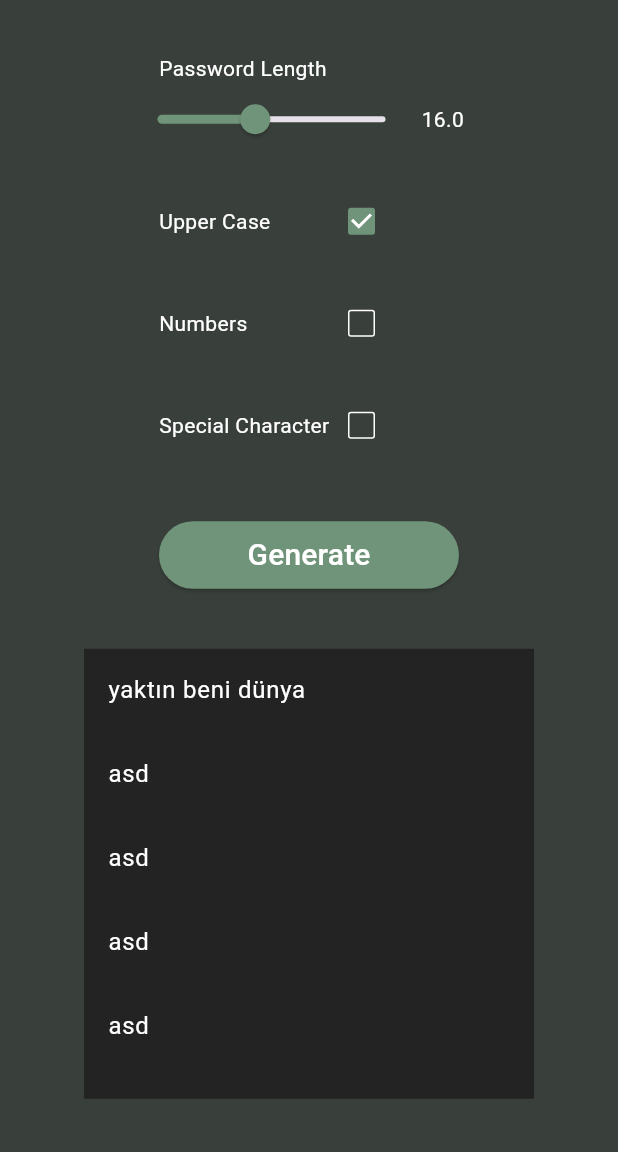
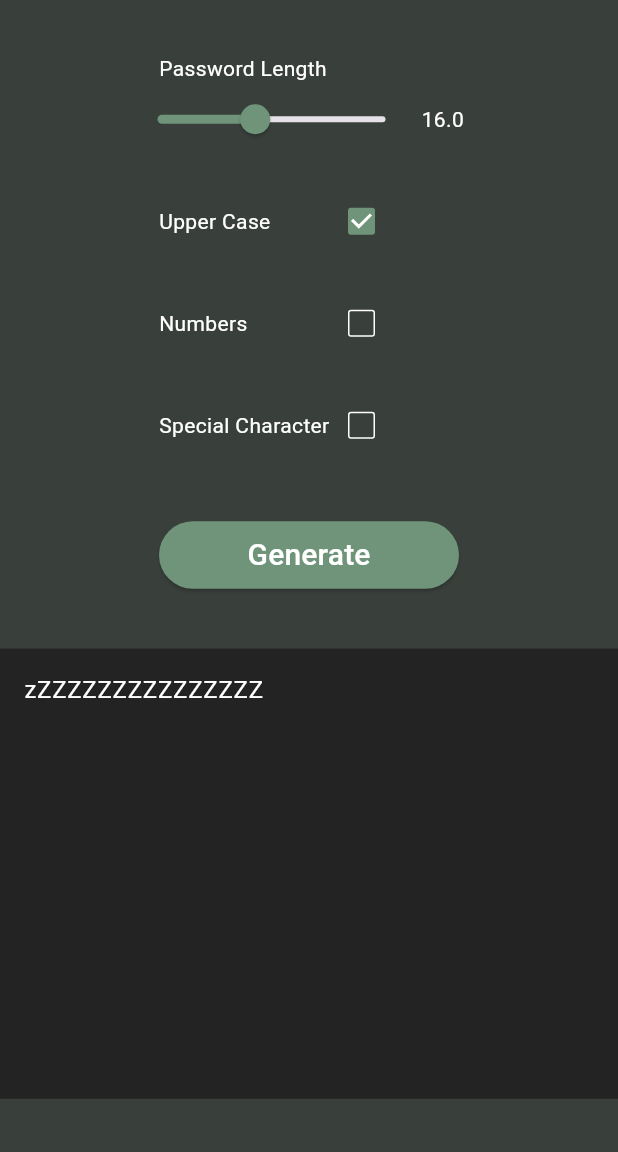
Before and after one commit to erenkarakayaw/basicflutterpasswordgenerator, a Flutter app: the screen it shows after launch, after a tap on "Generate", on a phone screen of 412 x 824 dp, the part 84-1236 px from its top. Run offline on Flutter 3.47's test engine with Material 3 defaults, Android fonts, the phone set to English and light mode, and no system bars; missing offline and left inert: clipboard, dart:html.

Commit message:
son degisiklikler
ufak tefek puruzler

```diff
--- a/lib/MyApp.dart
+++ b/lib/MyApp.dart
@@ -1,6 +1,5 @@
 import 'package:flutter/material.dart';
 import 'appBody.dart';
-
 
 class MyApp extends StatelessWidget {
   @override
@@ -11,10 +10,12 @@ class MyApp extends StatelessWidget {
       title: "Password Generator",
       theme: ThemeData(
           primarySwatch: Colors.blue,
-          unselectedWidgetColor: Colors.white
-        ),
+          unselectedWidgetColor: Colors.white,
+          scrollbarTheme: ScrollbarThemeData(
+            thumbColor: MaterialStateProperty.all<Color>(
+                Color.fromARGB(255, 112, 148, 122)),
+            radius: Radius.elliptical(1, 1)
+          )),
     );
   }
-
-
 }
--- a/lib/appBody.dart
+++ b/lib/appBody.dart
@@ -5,6 +5,8 @@ import 'checkBoxArea.dart';
 import 'pwdLengthArea.dart';
 import 'specialButton.dart';
 import 'specialListitem.dart';
+import 'passwordGenerator.dart';
+import 'dart:math';
 
 class appBody extends StatefulWidget {
   @override
@@ -27,7 +29,7 @@ class _appBody extends State<appBody> {
   String dil = "_eng";
 
   Map<String, String> keyler = {
-    "appbartext_tr": "Şifre Oluşturucu",
+    "appbartext_tr": "Basit Şifre Oluşturucu",
     "appbartext_eng": "Basic Password Generator",
     "pwd_tr": "Şifre Uzunluğu",
     "pwd_eng": "Password Length",
@@ -38,7 +40,9 @@ class _appBody extends State<appBody> {
     "specialch_tr": "Özel Karakter",
     "specialch_eng": "Special Character",
     "generate_tr": "Oluştur",
-    "generate_eng": "Generate"
+    "generate_eng": "Generate",
+    "copytext_tr": "Metin Kopyalandı",
+    "copytext_eng": "Text Copied."
   };
 
   Map<String, String> DilKey = {
@@ -58,9 +62,17 @@ class _appBody extends State<appBody> {
     }
   }
 
+  List<String> _sifre_liste = [];
+
   String GetKey(String key) {
     String ct = "$key$dil";
     return keyler[ct].toString();
+  }
+
+  void sifreListeGuncelle(String sifre) {
+    setState(() {
+      _sifre_liste.add(sifre);
+    });
   }
 
   void setSliderVal(double val) {
@@ -145,33 +157,35 @@ class _appBody extends State<appBody> {
                 backgroundColor: bizimyesil,
                 foregroundColor: bizimsiyah,
                 text: GetKey("generate"),
-                onPressed: () => {}),
+                onPressed: () => sifreListeGuncelle(PasswordGenerator.Generate(
+                    _slidervalue.toInt(), _uppercase, _specialch, _numbers))),
             Container(
               height: 40,
             ),
             Flexible(
               child: Container(
-              width: 300,
+                width: 600,
                 height: 300,
                 color: Color.fromARGB(255, 35, 35, 35),
                 child: Scrollbar(
                   controller: ScrollController(),
                   interactive: true,
-                child: ListView(
+                  thickness: 25,
+                  thumbVisibility: true,
+                  trackVisibility: true,
+                  child: ListView.builder(
+                    itemCount: _sifre_liste.length,
+                    itemBuilder: (BuildContext context, int index) {
+                      return specialListitem(
+                        text: _sifre_liste.reversed.toList()[index],
+                        copytext: GetKey("copytext"),
+                      );
+                    },
+                  ),
+                ),
+              ),
+            ),
 
-                  padding: EdgeInsets.zero,
-                  children: [
-                    specialListitem(text: "yaktın beni dünya"),
-                    specialListitem(text: "asd"),
-                    specialListitem(text: "asd"),
-                    specialListitem(text: "asd"),
-                    specialListitem(text: "asd"),
-                    specialListitem(text: "asd"),
-                    specialListitem(text: "asd"),
-                  ],
-                ),
-              )
-            ))
           ],
         ),
       ),
--- /dev/null
+++ b/lib/passwordGenerator.dart
@@ -0,0 +1,31 @@
+import 'package:flutter/material.dart';
+import 'dart:math';
+
+class PasswordGenerator {
+  PasswordGenerator() {}
+
+  static String Generate(int length, bool uppercase, bool special, bool number) {
+    String temelalfabe = "abcdefghijklmnoprstuvyzwqx";
+    String ozelkarakter = ".\$#-*=";
+    String numbers = "0123456789";
+    String kullanilacakalfabe = temelalfabe;
+    String sifre = "";
+
+    if (uppercase) {
+      kullanilacakalfabe += temelalfabe.toUpperCase();
+    }
+    if (number) kullanilacakalfabe += numbers;
+    if (special) kullanilacakalfabe += ozelkarakter;
+
+    for (int i = 0;i < length;i++) {
+      Random rnd = Random();
+      if (i == 0) sifre += temelalfabe[rnd.nextInt(temelalfabe.length)];
+      else {
+        sifre += kullanilacakalfabe[rnd.nextInt(kullanilacakalfabe.length)];
+      }
+    }
+
+
+    return sifre;
+  }
+}
--- a/lib/specialButton.dart
+++ b/lib/specialButton.dart
@@ -20,7 +20,7 @@ class _specialButton extends State<specialButton> {
       width: widget.width,
       height: widget.height,
       child: ElevatedButton(
-        onPressed: () => widget.onPressed,
+        onPressed: () => widget.onPressed(),
         style: ElevatedButton.styleFrom(
             backgroundColor: widget.backgroundColor,
             foregroundColor: widget.foregroundColor,
--- a/lib/specialListitem.dart
+++ b/lib/specialListitem.dart
@@ -1,26 +1,72 @@
+import 'dart:async';
+
+import 'package:clipboard/clipboard.dart';
 import 'package:flutter/material.dart';
 
 class specialListitem extends StatefulWidget {
 
   final String text;
 
-  specialListitem({required this.text});
+  final String copytext;
+
+  specialListitem({required this.text, required this.copytext});
 
   @override
   _specialListitem createState() => _specialListitem();
 }
 
 class _specialListitem extends State<specialListitem> {
-  @override
-  Widget build(BuildContext context) {
-    return Container(
-      child: ListTile(
+
+  Color bizimyesil = Color.fromARGB(255, 112, 148, 122);
+
+  bool _selected = false;
+
+  Color basildimi() {
+    if (_selected) return bizimyesil;
+    else return Color.fromARGB(255, 35, 35, 35);
+  }
+
+  void Select() {
+    setState(() {
+      _selected = !_selected;
+    });
+    FlutterClipboard.copy(widget.text);
+  }
+
+  void Disable() {
+    setState(() {
+      _selected = false;
+    });
+  }
+
+  ListTile Dondur() {
+    if (_selected){
+      return ListTile(
         textColor: Colors.white,
         hoverColor: Colors.black,
         focusColor: Colors.black,
         selectedColor: Colors.black,
         title: Text(widget.text),
-      ),
+        subtitle: Text(widget.copytext),
+        onTap: Select,
+      );
+    }
+    else return ListTile(
+      textColor: Colors.white,
+      hoverColor: Colors.black,
+      focusColor: Colors.black,
+      selectedColor: Colors.black,
+      title: Text(widget.text),
+      onTap: Select,
+    );
+  }
+
+
+  @override
+  Widget build(BuildContext context) {
+    return Container(
+      color: basildimi(),
+      child: Dondur(),
     );
   }
 }
--- a/pubspec.yaml
+++ b/pubspec.yaml
@@ -30,6 +30,7 @@ environment:
 dependencies:
   flutter:
     sdk: flutter
+  clipboard: ^0.1.3
 
 
   # The following adds the Cupertino Icons font to your application.
```
Lines whose indentation alone changed are shown as unchanged.
